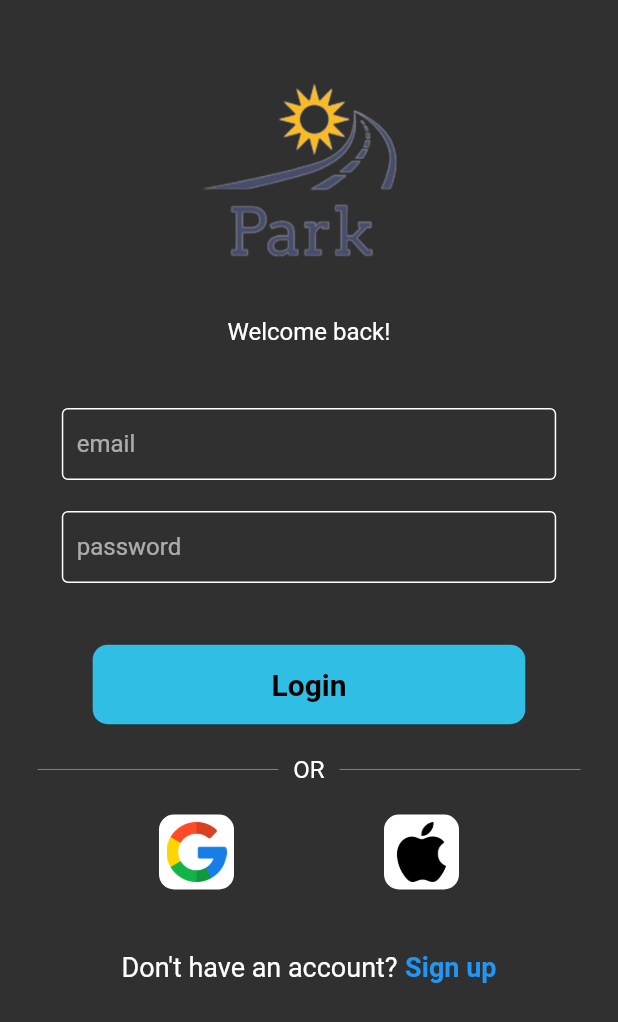
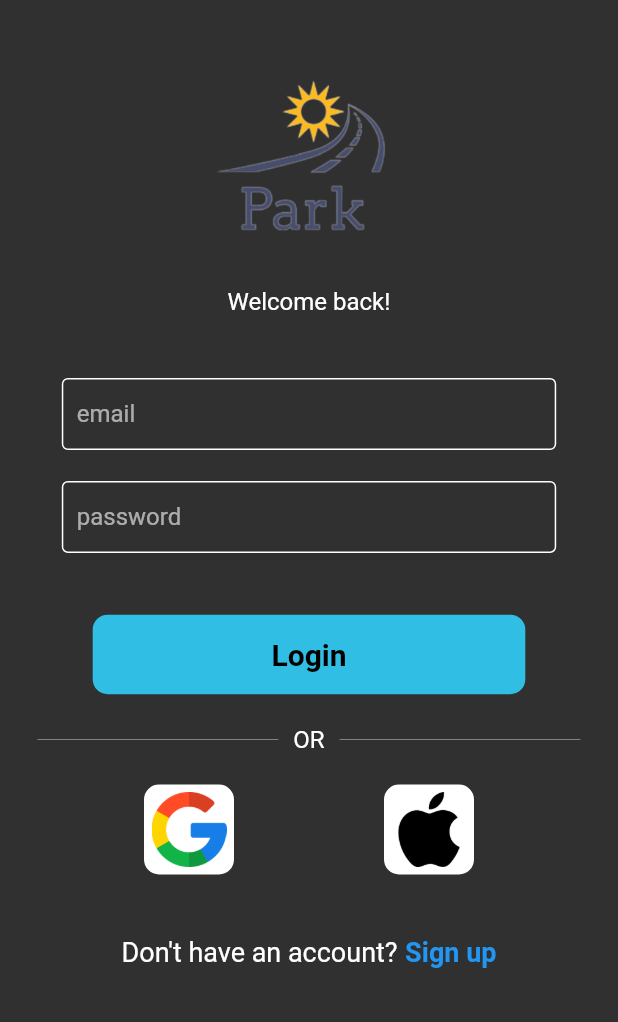
Before and after one commit to PrabeshTimilsina/ParkEase, a Flutter app: the screen it shows after launch, on a phone screen of 412 x 824 dp. Shown: the top 1022 px of the screen. Run offline on Flutter 3.47's test engine with Material 2 defaults, Android fonts, the phone set to English and light mode, and no system bars; our stand-ins replace hexcolor, sliding_up_panel; missing offline and left inert: flutter_osm_plugin.

Commit message:
Fix height and width for button and logo.

```diff
--- a/frontend/lib/presentation/components/square_tile.dart
+++ b/frontend/lib/presentation/components/square_tile.dart
@@ -14,7 +14,8 @@ class SquareTile extends StatelessWidget {
       ),
       child: Image.asset(
         imageLocation,
-        height: 40,
+        height: 50,
+        width: 50,
       ),
     );
   }
--- a/frontend/lib/presentation/pages/login.dart
+++ b/frontend/lib/presentation/pages/login.dart
@@ -21,8 +21,8 @@ class Login extends StatelessWidget {
                 SizedBox(height: mediaquery.height * 0.05),
                 Image.asset(
                   'assets/images/Logo.png',
-                  width: 150,
-                  height: 150,
+                  width: 130,
+                  height: 130,
                 ),
                 SizedBox(height: mediaquery.height * 0.025),
                 const Text(
```
